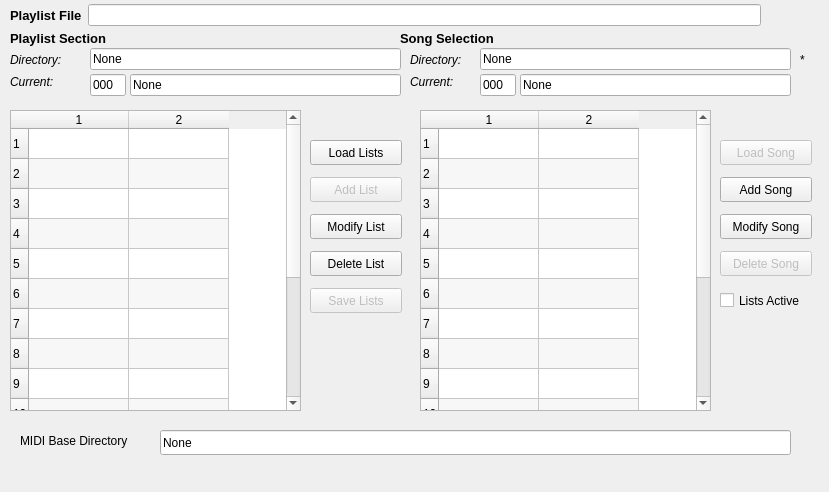
Above: seq_qt5/forms/qplaylistframe.ui from ahlstromcj/seq66 before the change. Below: the same form after it.
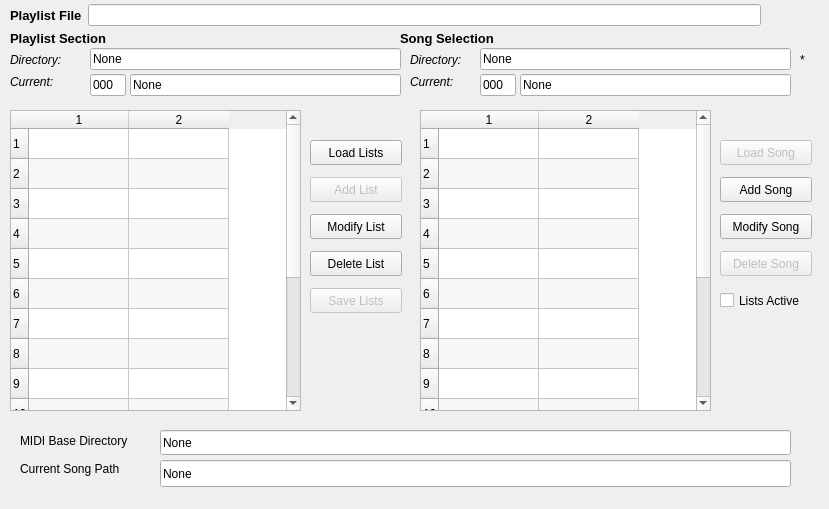
That is the form after the change.

```diff
--- a/seq_qt5/forms/qplaylistframe.ui
+++ b/seq_qt5/forms/qplaylistframe.ui
@@ -7,7 +7,7 @@
     <x>0</x>
     <y>0</y>
     <width>829</width>
-    <height>492</height>
+    <height>509</height>
    </rect>
   </property>
   <property name="windowTitle">
@@ -626,7 +626,7 @@
     <rect>
      <x>20</x>
      <y>430</y>
-     <width>141</width>
+     <width>131</width>
      <height>21</height>
     </rect>
    </property>
@@ -653,6 +653,35 @@
     <bool>true</bool>
    </property>
   </widget>
+  <widget class="QLabel" name="label">
+   <property name="geometry">
+    <rect>
+     <x>20</x>
+     <y>460</y>
+     <width>131</width>
+     <height>17</height>
+    </rect>
+   </property>
+   <property name="text">
+    <string>Current Song Path</string>
+   </property>
+  </widget>
+  <widget class="QLineEdit" name="currentSongPath">
+   <property name="geometry">
+    <rect>
+     <x>160</x>
+     <y>460</y>
+     <width>631</width>
+     <height>27</height>
+    </rect>
+   </property>
+   <property name="text">
+    <string>None</string>
+   </property>
+   <property name="readOnly">
+    <bool>true</bool>
+   </property>
+  </widget>
  </widget>
  <resources/>
  <connections/>
```
